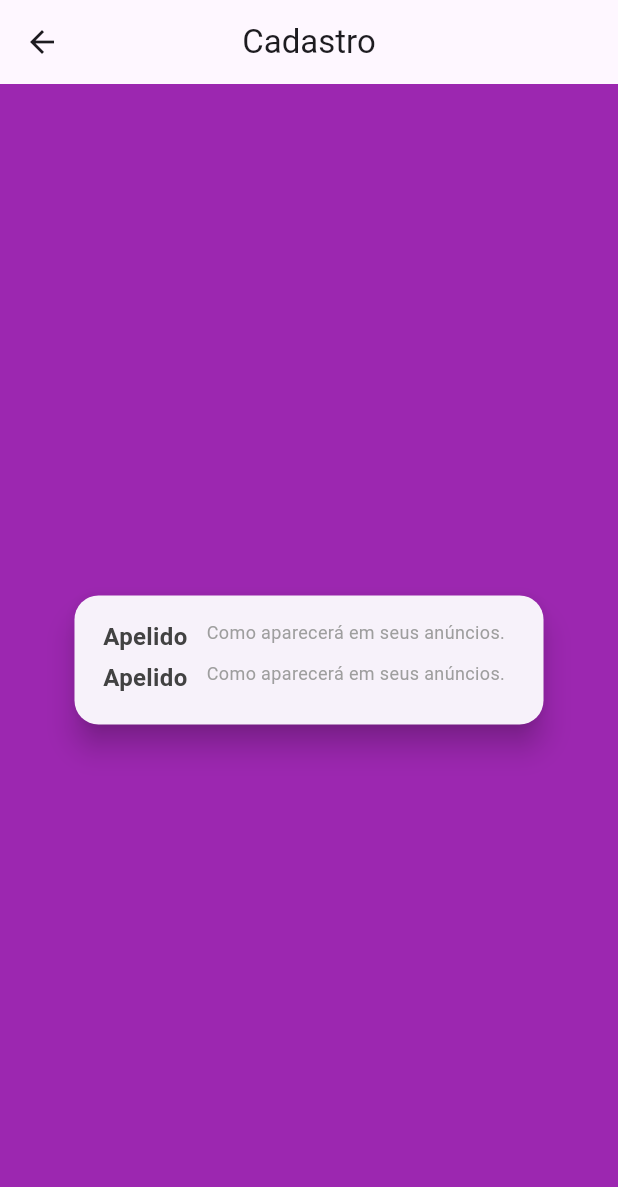
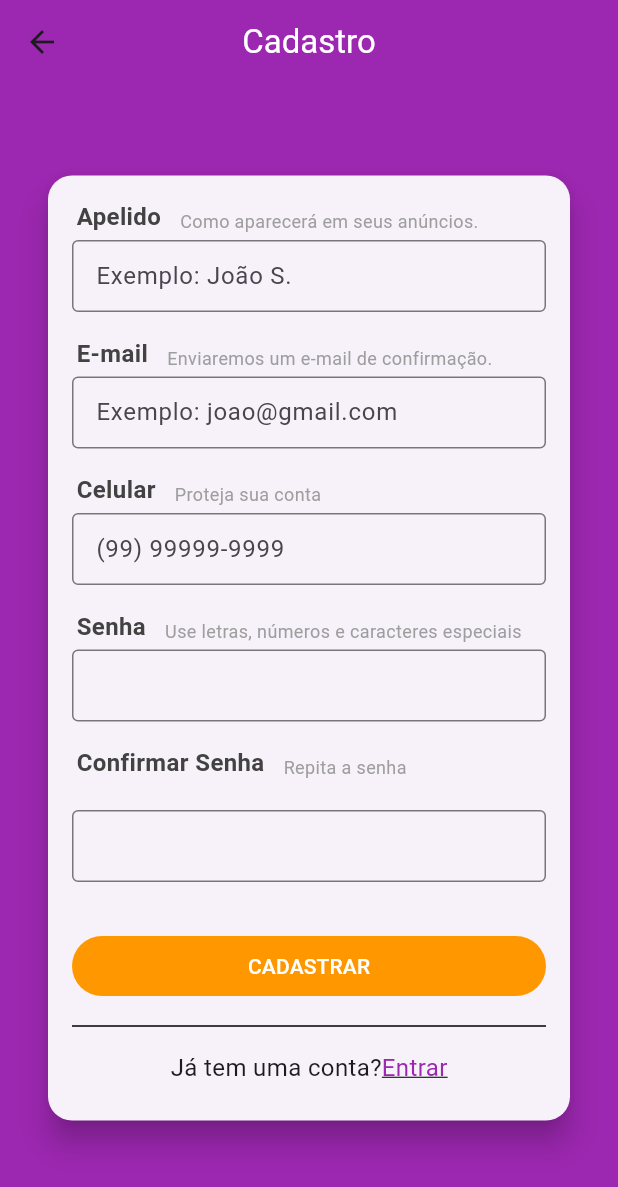
Before and after one commit to Francis1408/FlutterProjects, a Flutter app: the SignUpScreen screen opened directly, on a phone screen of 412 x 824 dp. Shown: the top 1187 px of the screen. Run offline on Flutter 3.47's test engine with Material 3 defaults, Android fonts, the phone set to English and light mode, and no system bars; our stand-ins replace flutter_slidable, get_it, mobx, parse_server_sdk_flutter, shared_preferences; accounts and stored records are empty; generated files the repository leaves out were written again.

Commit message:
Login and register layout done

```diff
--- a/olx/lib/screens/login/login_screen.dart
+++ b/olx/lib/screens/login/login_screen.dart
@@ -1,4 +1,5 @@
 import 'package:flutter/material.dart';
+import 'package:olx/screens/signup/signup_screen.dart';
 
 class LoginScreen extends StatelessWidget {
   const LoginScreen({super.key});
@@ -14,10 +15,12 @@ class LoginScreen extends StatelessWidget {
       body: Container(
         alignment: Alignment.center,
         child: SingleChildScrollView(
+          child: Padding(
+            padding: const EdgeInsets.only(bottom: 16),
             child: Card(
               margin: const EdgeInsets.symmetric(horizontal: 32),
-            shape:
-                RoundedRectangleBorder(borderRadius: BorderRadius.circular(16)),
+              shape: RoundedRectangleBorder(
+                  borderRadius: BorderRadius.circular(16)),
               elevation: 8,
               child: Padding(
                 padding: const EdgeInsets.all(16),
@@ -34,7 +37,8 @@ class LoginScreen extends StatelessWidget {
                       ),
                     ),
                     Padding(
-                    padding: const EdgeInsets.only(left: 3, bottom: 4, top: 8),
+                      padding:
+                          const EdgeInsets.only(left: 3, bottom: 4, top: 8),
                       child: Text(
                         'E-mail',
                         style: TextStyle(
@@ -61,7 +65,7 @@ class LoginScreen extends StatelessWidget {
                         mainAxisAlignment: MainAxisAlignment.spaceBetween,
                         children: [
                           Text(
-                          'E-mail',
+                            'Senha',
                             style: TextStyle(
                               color: Colors.grey[800],
                               fontSize: 16,
@@ -119,9 +123,8 @@ class LoginScreen extends StatelessWidget {
                           ),
                           GestureDetector(
                             onTap: () {
-                            /* Navigator.of(context).push(
-                                MaterialPageRoute(builder: (_) => SignUpScreen()));
-                            */
+                              Navigator.of(context).push(MaterialPageRoute(
+                                  builder: (_) => SignUpScreen()));
                             },
                             child: Text(
                               'Cadastre-se',
@@ -134,8 +137,9 @@ class LoginScreen extends StatelessWidget {
                           )
                         ],
                       ),
-                  )
+                    ),
                   ],
+                ),
               ),
             ),
           ),
--- a/olx/lib/screens/signup/components/field_title.dart
+++ b/olx/lib/screens/signup/components/field_title.dart
@@ -11,6 +11,7 @@ class FieldTitle extends StatelessWidget {
     return Padding(
         padding: const EdgeInsets.only(left: 3, bottom: 4),
         child: Wrap(
+          crossAxisAlignment: WrapCrossAlignment.end,
           children: [
             Text(
               '$title   ',
--- a/olx/lib/screens/signup/signup_screen.dart
+++ b/olx/lib/screens/signup/signup_screen.dart
@@ -1,4 +1,5 @@
 import 'package:flutter/material.dart';
+import 'package:olx/screens/login/login_screen.dart';
 import 'package:olx/screens/signup/components/field_title.dart';
 
 class SignUpScreen extends StatelessWidget {
@@ -8,30 +9,156 @@ class SignUpScreen extends StatelessWidget {
   Widget build(BuildContext context) {
     return Scaffold(
       appBar: AppBar(
-        title: const Text('Cadastro'),
+        title: const Text(
+          'Cadastro',
+          style: TextStyle(color: Colors.white),
+        ),
         centerTitle: true,
+        backgroundColor: Colors.purple,
       ),
       body: Container(
         alignment: Alignment.center,
         child: SingleChildScrollView(
+          child: Padding(
+            padding: const EdgeInsets.only(bottom: 16),
             child: Card(
               margin: const EdgeInsets.symmetric(horizontal: 32),
-            shape:
-                RoundedRectangleBorder(borderRadius: BorderRadius.circular(16)),
+              shape: RoundedRectangleBorder(
+                  borderRadius: BorderRadius.circular(16)),
               elevation: 8,
               child: Padding(
                 padding: const EdgeInsets.all(16),
                 child: Column(
+                  crossAxisAlignment: CrossAxisAlignment.stretch,
                   children: [
                     FieldTitle(
                       title: 'Apelido',
                       subtitle: 'Como aparecerá em seus anúncios.',
                     ),
+                    TextField(
+                      decoration: InputDecoration(
+                        border: OutlineInputBorder(),
+                        hintText: 'Exemplo: João S.',
+                        isDense: true,
+                      ),
+                    ),
+                    const SizedBox(
+                      height: 16,
+                    ),
                     FieldTitle(
-                    title: 'Apelido',
-                    subtitle: 'Como aparecerá em seus anúncios.',
+                      title: 'E-mail',
+                      subtitle: 'Enviaremos um e-mail de confirmação.',
+                    ),
+                    TextField(
+                      decoration: InputDecoration(
+                        border: OutlineInputBorder(),
+                        hintText: 'Exemplo: joao@gmail.com',
+                        isDense: true,
+                      ),
+                      keyboardType: TextInputType.emailAddress,
+                      autocorrect: false,
+                    ),
+                    const SizedBox(
+                      height: 16,
+                    ),
+                    FieldTitle(
+                      title: 'Celular',
+                      subtitle: 'Proteja sua conta',
+                    ),
+                    TextField(
+                      decoration: InputDecoration(
+                        border: OutlineInputBorder(),
+                        hintText: '(99) 99999-9999',
+                        isDense: true,
+                      ),
+                      keyboardType: TextInputType.phone,
+                      /*inputFormatters: [
+                        WhitelistingTextInputFormatter.digitsOnly,
+                      ], */
+                    ),
+                    const SizedBox(
+                      height: 16,
+                    ),
+                    FieldTitle(
+                      title: 'Senha',
+                      subtitle: 'Use letras, números e caracteres especiais',
+                    ),
+                    TextField(
+                      decoration: InputDecoration(
+                        border: const OutlineInputBorder(),
+                        isDense: true,
+                      ),
+                      obscureText: true,
+                      cursorColor: Colors.orange,
+                    ),
+                    const SizedBox(
+                      height: 16,
+                    ),
+                    FieldTitle(
+                      title: 'Confirmar Senha',
+                      subtitle: 'Repita a senha',
+                    ),
+                    const SizedBox(
+                      height: 16,
+                    ),
+                    TextField(
+                      decoration: InputDecoration(
+                        border: const OutlineInputBorder(),
+                        isDense: true,
+                      ),
+                      obscureText: true,
+                      cursorColor: Colors.orange,
+                    ),
+                    const SizedBox(
+                      height: 16,
+                    ),
+                    Container(
+                      height: 40,
+                      margin: const EdgeInsets.only(top: 20, bottom: 12),
+                      child: ElevatedButton(
+                        child: Text(
+                          'CADASTRAR',
+                          style: TextStyle(color: Colors.white),
+                        ),
+                        onPressed: () {},
+                        style: ElevatedButton.styleFrom(
+                            backgroundColor: Colors.orange,
+                            elevation: 0,
+                            shape: RoundedRectangleBorder(
+                                borderRadius: BorderRadius.circular(20))),
+                      ),
+                    ),
+                    Divider(
+                      color: Colors.black,
+                    ),
+                    Padding(
+                      padding: const EdgeInsets.symmetric(vertical: 8),
+                      child: Wrap(
+                        alignment: WrapAlignment.center,
+                        children: <Widget>[
+                          const Text(
+                            'Já tem uma conta?',
+                            style: TextStyle(fontSize: 16),
+                          ),
+                          GestureDetector(
+                            onTap: () {
+                              Navigator.of(context).push(MaterialPageRoute(
+                                  builder: (_) => LoginScreen()));
+                            },
+                            child: Text(
+                              'Entrar',
+                              style: TextStyle(
+                                decoration: TextDecoration.underline,
+                                color: Colors.purple,
+                                fontSize: 16,
+                              ),
+                            ),
+                          )
+                        ],
+                      ),
                     ),
                   ],
+                ),
               ),
             ),
           ),
```
Lines whose indentation alone changed are shown as unchanged.
